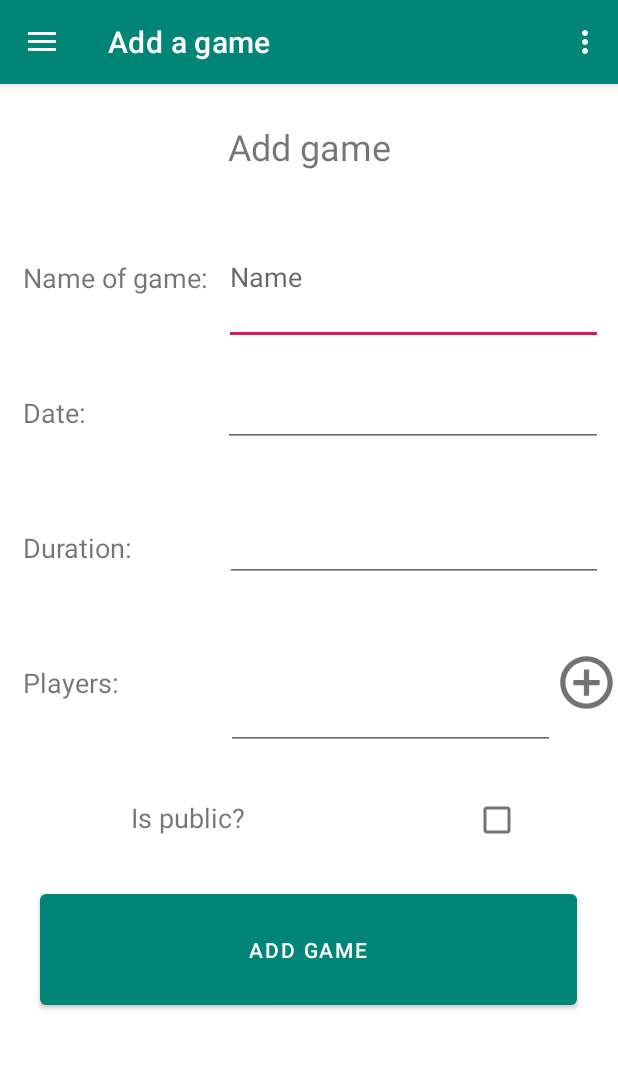
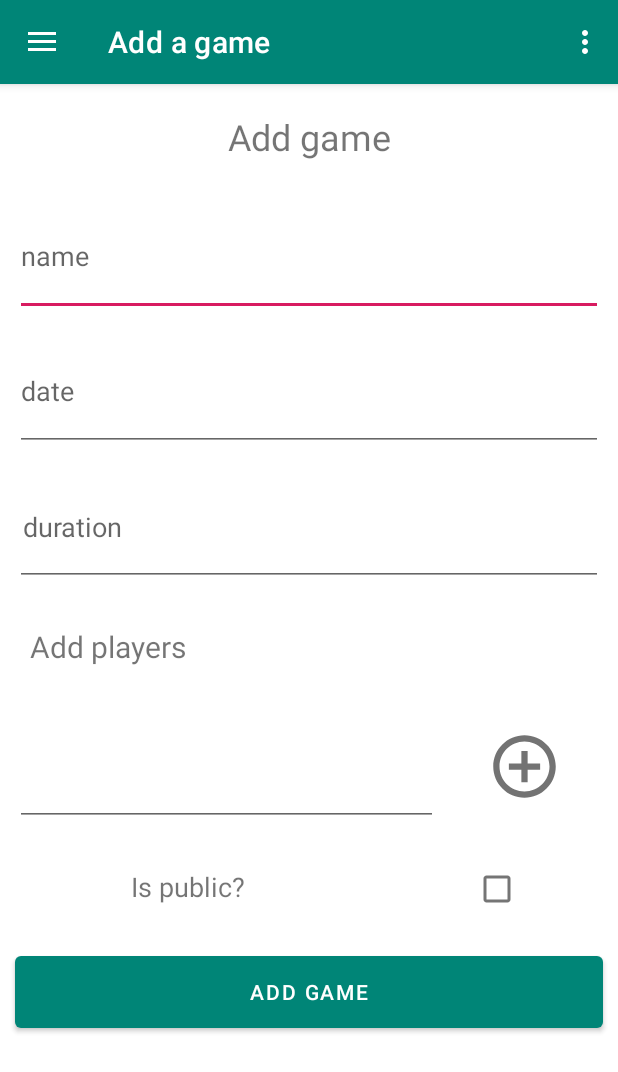
Before and after one commit to maciekkoz98/SportyApp, an Android app: the screen it shows after launch (MainActivity), in the side drawer, after a tap on "Add a game", on a phone screen of 412 x 824 dp. Shown: the top 1072 px of the screen. Run offline under Robolectric (Android 15) with nearby library versions, the phone set to English and light mode, and no system bars; our stand-ins replace navigation-ui; libraries missing offline, so code that uses them is left out: com.google.maps.android.

Commit message:
Poprawa okna dodawania gry: dodanie hintów w polach tekstowych zamiast nazw obok nich i ogólne poprawienie wyświetlania elementów

```diff
--- a/SportyApp/app/src/main/res/layout/fragment_add_game.xml
+++ b/SportyApp/app/src/main/res/layout/fragment_add_game.xml
@@ -2,14 +2,14 @@
 <android.widget.LinearLayout xmlns:android="http://schemas.android.com/apk/res/android"
     xmlns:app="http://schemas.android.com/apk/res-auto"
     android:layout_width="match_parent"
-    android:layout_height="620dp"
+    android:layout_height="match_parent"
     android:orientation="vertical">
 
 
     <TextView
         android:id="@+id/add_game_title"
         android:layout_width="match_parent"
-        android:layout_height="84dp"
+        android:layout_height="70dp"
         android:layout_gravity="center|center_horizontal|center_vertical"
         android:foregroundGravity="center_vertical|center|center_horizontal"
         android:gravity="center"
@@ -22,26 +22,21 @@
         android:layout_height="90dp"
         android:orientation="horizontal">
 
-        <TextView
-            android:id="@+id/textView16"
-            android:layout_width="95dp"
-            android:layout_height="match_parent"
-            android:layout_marginStart="15dp"
-            android:layout_weight="1"
-            android:gravity="center"
-            android:text="@string/game_name"
-            android:textAlignment="viewStart"
-            android:textSize="18sp" />
-
         <EditText
             android:id="@+id/editText_game_name"
-            android:layout_width="wrap_content"
+            android:layout_width="0dp"
             android:layout_height="match_parent"
-            android:layout_marginEnd="10dp"
+            android:layout_marginLeft="10dp"
+            android:layout_marginTop="5dp"
+            android:layout_marginRight="10dp"
+            android:layout_marginBottom="5dp"
             android:layout_weight="1"
             android:ems="10"
-            android:hint="@string/editText_game_name"
-            android:inputType="textPersonName" />
+            android:hint="@string/hint_name"
+            android:inputType="textPersonName"
+            android:selectAllOnFocus="false"
+            android:singleLine="true"
+            android:autofillHints="" />
     </LinearLayout>
 
     <LinearLayout
@@ -49,25 +44,21 @@
         android:layout_height="90dp"
         android:orientation="horizontal">
 
-        <TextView
-            android:id="@+id/textView17"
-            android:layout_width="93dp"
-            android:layout_height="match_parent"
-            android:layout_marginStart="15dp"
-            android:layout_weight="1"
-            android:gravity="center"
-            android:text="@string/date_of_game"
-            android:textAlignment="viewStart"
-            android:textSize="18sp" />
-
         <EditText
             android:id="@+id/editText_date_of_game"
-            android:layout_width="wrap_content"
-            android:layout_height="wrap_content"
-            android:layout_marginEnd="10dp"
+            android:layout_width="0dp"
+            android:layout_height="match_parent"
+            android:layout_marginLeft="10dp"
+            android:layout_marginTop="5dp"
+            android:layout_marginRight="10dp"
+            android:layout_marginBottom="5dp"
             android:layout_weight="1"
             android:ems="10"
-            android:inputType="date" />
+            android:hint="@string/hint_time"
+            android:inputType="date"
+            android:selectAllOnFocus="false"
+            android:singleLine="true"
+            android:autofillHints="" />
     </LinearLayout>
 
     <LinearLayout
@@ -75,25 +66,48 @@
         android:layout_height="90dp"
         android:orientation="horizontal">
 
+        <EditText
+            android:id="@+id/editText_game_duration"
+            android:layout_width="0dp"
+            android:layout_height="match_parent"
+            android:layout_marginLeft="10dp"
+            android:layout_marginTop="5dp"
+            android:layout_marginRight="10dp"
+            android:layout_marginBottom="5dp"
+            android:layout_weight="1"
+            android:ems="10"
+            android:hint="@string/hint_duration"
+            android:inputType="time"
+            android:paddingLeft="5dp"
+            android:paddingTop="5dp"
+            android:paddingRight="5dp"
+            android:paddingBottom="5dp"
+            android:autofillHints="" />
+    </LinearLayout>
+
+    <LinearLayout
+        android:layout_width="match_parent"
+        android:layout_height="70dp"
+        android:orientation="horizontal">
+
         <TextView
-            android:id="@+id/textView18"
-            android:layout_width="96dp"
+            android:id="@+id/textView19"
+            android:layout_width="0dp"
             android:layout_height="match_parent"
-            android:layout_marginStart="15dp"
+            android:layout_gravity="bottom"
+            android:layout_marginStart="10dp"
+            android:layout_marginTop="5dp"
+            android:layout_marginEnd="10dp"
+            android:layout_marginBottom="5dp"
             android:layout_weight="1"
             android:gravity="center"
-            android:text="@string/duration_of_game"
+            android:padding="10dp"
+            android:text="@string/createGame_addPlayer"
             android:textAlignment="viewStart"
-            android:textSize="18sp" />
-
-        <EditText
-            android:id="@+id/editText_game_duration"
-            android:layout_width="wrap_content"
-            android:layout_height="wrap_content"
-            android:layout_marginEnd="10dp"
-            android:layout_weight="1"
-            android:ems="10"
-            android:inputType="time" />
+            android:textSize="18sp"
+            app:autoSizeMaxTextSize="20dp"
+            app:autoSizeMinTextSize="1dp"
+            app:autoSizeTextType="uniform" />
     </LinearLayout>
 
     <LinearLayout
@@ -101,40 +115,38 @@
         android:layout_height="90dp"
         android:orientation="horizontal">
 
-        <TextView
-            android:id="@+id/textView19"
-            android:layout_width="118dp"
-            android:layout_height="match_parent"
-            android:layout_marginStart="15dp"
-            android:layout_weight="1"
-            android:gravity="center"
-            android:text="@string/players"
-            android:textAlignment="viewStart"
-            android:textSize="18sp" />
-
         <EditText
             android:id="@+id/editText_players"
             android:layout_width="202dp"
             android:layout_height="match_parent"
+            android:layout_marginStart="10dp"
+            android:layout_marginTop="5dp"
+            android:layout_marginEnd="5dp"
+            android:layout_marginBottom="5dp"
             android:layout_weight="1"
             android:ems="10"
-            android:inputType="textPersonName" />
+            android:inputType="textPersonName"
+            android:autofillHints="" />
 
         <ImageButton
             android:id="@+id/imageButton"
             android:layout_width="wrap_content"
             android:layout_height="50dp"
             android:layout_gravity="center|center_horizontal|center_vertical"
+            android:layout_marginTop="5dp"
+            android:layout_marginEnd="10dp"
+            android:layout_marginBottom="5dp"
             android:layout_weight="1"
             android:background="#FFFFFF"
             android:foregroundGravity="center_vertical|center|center_horizontal"
             android:scaleType="fitCenter"
-            app:srcCompat="@drawable/ic_add_circle_outline_gray_24dp" />
+            app:srcCompat="@drawable/ic_add_circle_outline_gray_24dp"
+            android:contentDescription="TODO" />
     </LinearLayout>
 
     <LinearLayout
         android:layout_width="match_parent"
-        android:layout_height="90dp"
+        android:layout_height="70dp"
         android:orientation="horizontal">
 
         <TextView
@@ -155,13 +167,30 @@
 
     </LinearLayout>
 
+    <LinearLayout
+        android:layout_width="match_parent"
+        android:layout_height="wrap_content"
+        android:orientation="horizontal">
+
         <Button
             android:id="@+id/button2"
-        android:layout_width="358dp"
-        android:layout_height="105dp"
+            android:layout_width="0dp"
+            android:layout_height="match_parent"
             android:layout_gravity="center_horizontal|center_vertical"
+            android:layout_marginStart="10dp"
+            android:layout_marginTop="5dp"
+            android:layout_marginEnd="10dp"
+            android:layout_marginBottom="5dp"
             android:layout_weight="1"
             android:foregroundGravity="center_vertical|center|center_horizontal"
             android:gravity="center|center_horizontal|center_vertical"
+            android:maxWidth="300dp"
+            android:maxHeight="90dp"
+            android:minWidth="100dp"
+            android:minHeight="60dp"
+            android:padding="5dp"
             android:text="@string/add_game_title" />
+
+    </LinearLayout>
+
 </android.widget.LinearLayout>
--- a/SportyApp/app/src/main/res/values/strings.xml
+++ b/SportyApp/app/src/main/res/values/strings.xml
@@ -11,6 +11,11 @@
     <string name="menu_my_games">My games</string>
     <string name="menu_fields">Playfield around</string>
     <string name="menu_add_game">Add a game</string>
+
+    <string name="hint_name">name</string>
+    <string name="hint_duration">duration</string>
+    <string name="hint_time">date</string>
+    <string name="createGame_addPlayer">Add players</string>
 
     <!-- TODO: Remove or change this placeholder text -->
     <string name="hello_blank_fragment">Hello blank fragment</string>
```
Also changed, not shown: 1 other file. Lines whose indentation alone changed are shown as unchanged.
